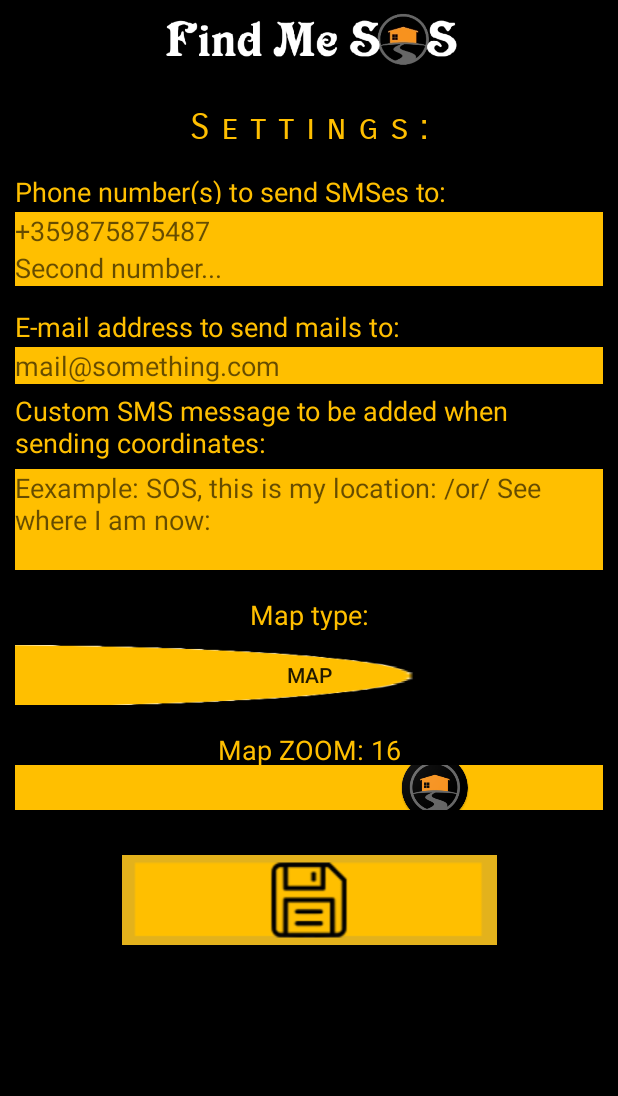
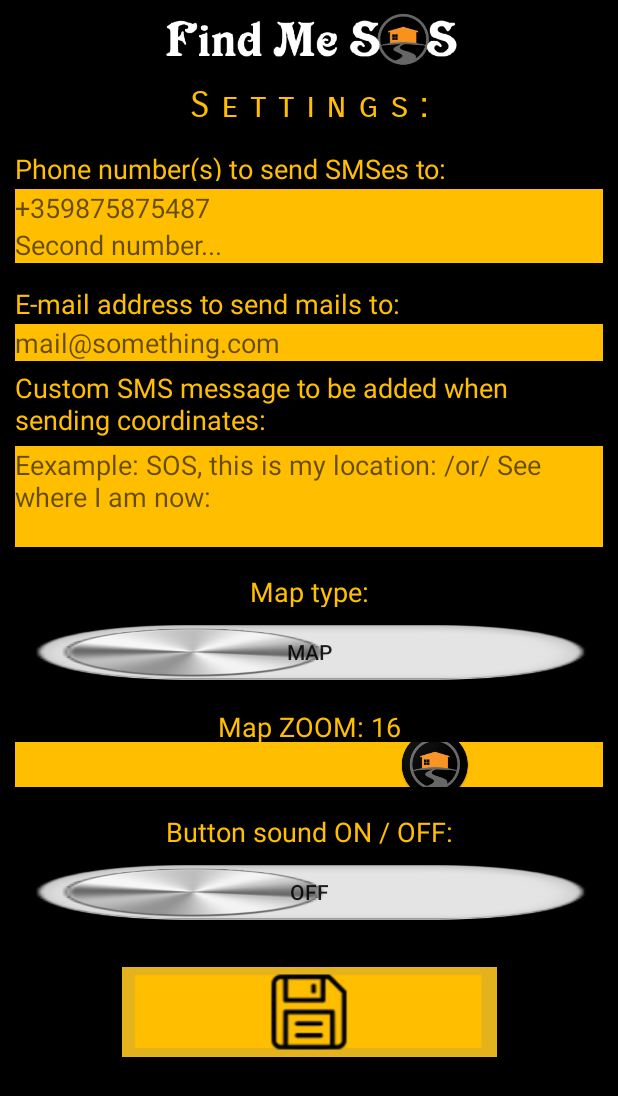
Before and after one commit to aminkov/FindMeSOS, an Android app: the Settings screen opened directly, with no data from a screen before it, on a phone screen of 412 x 824 dp. Shown: the top 1096 px of the screen. Run offline under Robolectric (Android 15) with nearby library versions, the phone set to English and light mode, and no system bars; network calls fail.

Commit message:
1. Adding a setting on/off for button sounds 2. Changing toggle buttons

```diff
--- a/app/src/main/res/layout/activity_settings.xml
+++ b/app/src/main/res/layout/activity_settings.xml
@@ -38,8 +38,7 @@
                 <TextView
                     android:id="@+id/settingstitle"
                     android:layout_width="match_parent"
-                    android:layout_height="35dp"
-                    android:layout_marginTop="10dp"
+                    android:layout_height="30dp"
                     android:text="@string/settings"
                     android:textAlignment="center"
                     android:textColor="#ffbf00"
@@ -251,6 +250,40 @@
         </TableRow>
 
         <TableRow
+            android:id="@+id/twelvehtRow"
+            android:layout_width="match_parent"
+            android:layout_height="wrap_content"
+            android:gravity="center|center_vertical"
+            >
+                <TextView
+                    android:layout_width="wrap_content"
+                    android:layout_height="30dp"
+                    android:layout_marginTop="10dp"
+                    android:gravity="center"
+                    android:text="Button sound ON / OFF:"
+                    android:textColor="#ffbf00"
+                    android:textSize="18sp" />
+        </TableRow>
+
+        <TableRow
+            android:id="@+id/thirteenthRow"
+            android:layout_width="wrap_content"
+            android:layout_height="wrap_content"
+            android:layout_marginTop="10dp"
+            android:gravity="center">
+
+                <ToggleButton
+                    android:id="@+id/soundonoff"
+                    android:layout_width="wrap_content"
+                    android:layout_height="40dp"
+                    android:background="@drawable/toggle_selector"
+                    android:checked="true"
+                    android:text="Sound?"
+                    android:textOff="OFF"
+                    android:textOn="ON" />
+        </TableRow>
+
+        <TableRow
             android:id="@+id/lastRow"
             android:layout_width="match_parent"
             android:layout_height="wrap_content"
```
Also changed, not shown: app/src/main/java/com/minrax/findmesos/MainActivity.java (+15 -14 lines), app/src/main/java/com/minrax/findmesos/Settings.java (+17 -2 lines), app/src/main/res/drawable/toggle_off.png, app/src/main/res/drawable/toggle_on.png.
